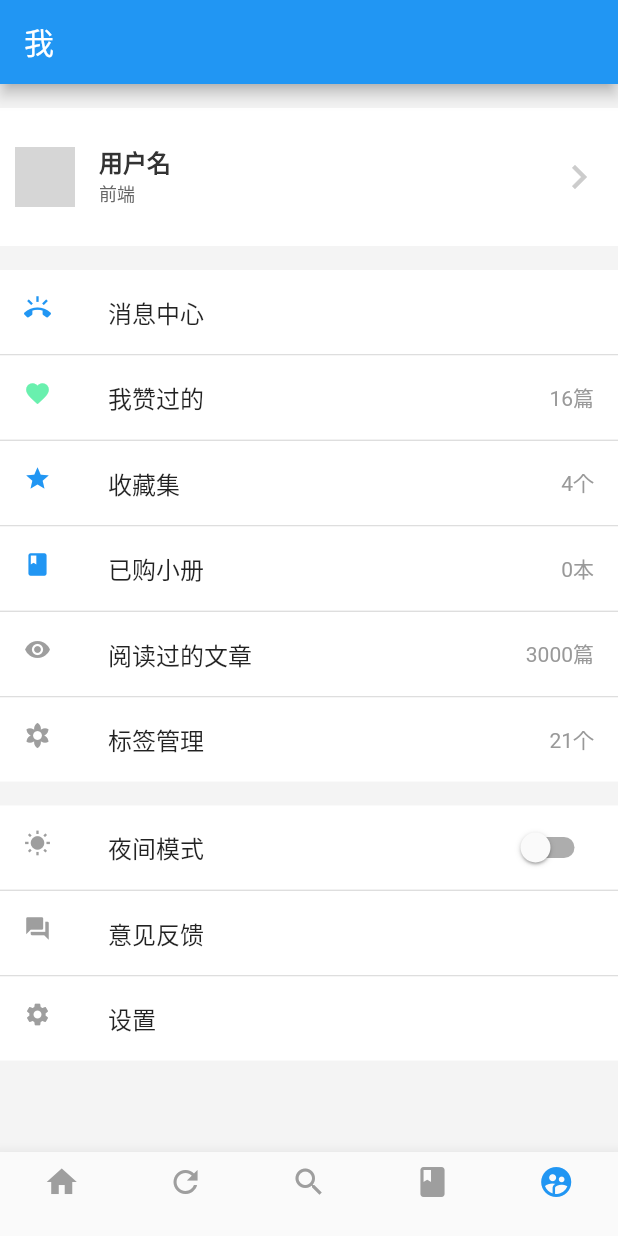
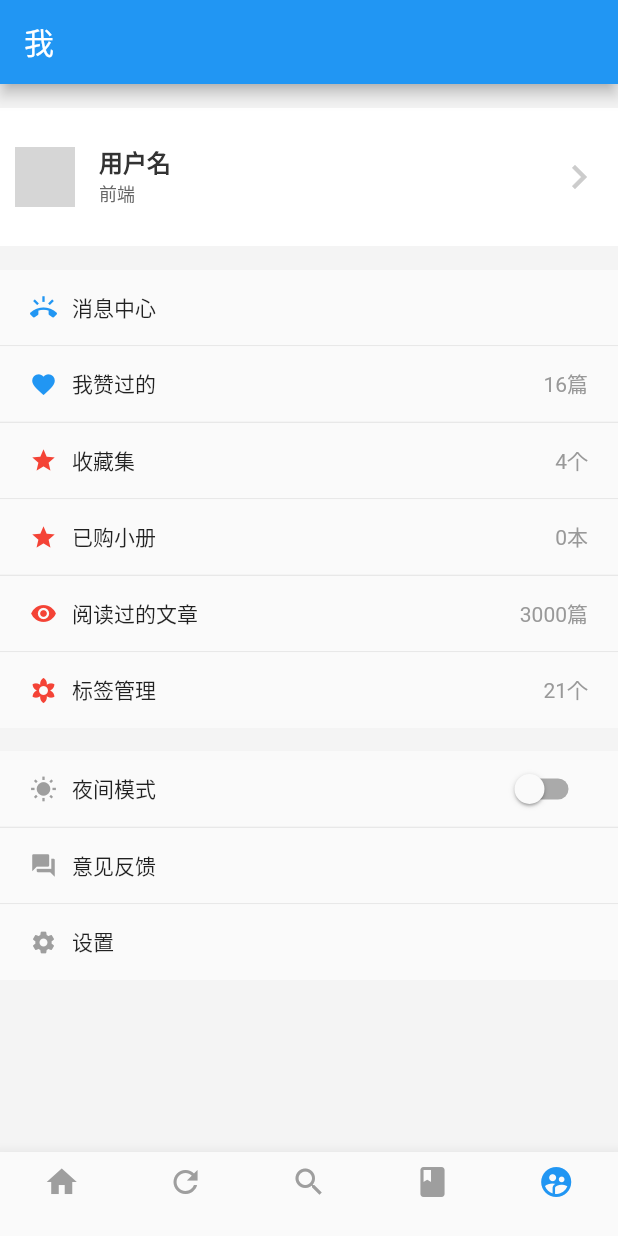
Before and after one commit to JunIce/juejin_flutter_ui, a Flutter app: the screen it shows after launch, item 5 of the bottom bar chosen, on a phone screen of 412 x 824 dp. Run offline on Flutter 3.47's test engine with Material 2 defaults, Android fonts, the phone set to English and light mode, and no system bars; our stand-ins replace dio, fluttertoast, webview_flutter; network calls fail; grey boxes are pictures that could not be loaded.

Commit message:
关注页 我点赞的 设置页 浏览文章历史页

```diff
--- a/lib/juejin_home.dart
+++ b/lib/juejin_home.dart
@@ -1,10 +1,7 @@
 import 'package:flutter/material.dart';
-import 'package:flutter_app/pages/activity/activity.dart';
-import 'package:flutter_app/pages/book-detail/index.dart';
 import 'package:flutter_app/pages/book/book.dart';
-import 'package:flutter_app/pages/collection/index.dart';
+import 'package:flutter_app/pages/me-collection/index.dart';
 import 'package:flutter_app/pages/me/me.dart';
-import 'package:flutter_app/pages/share-article/index.dart';
 import 'package:flutter_app/pages/user/personal.dart';
 import 'pages/home/index.dart';
 import 'pages/society_page.dart';
--- /dev/null
+++ b/lib/pages/me-setting/me-item.dart
@@ -0,0 +1,74 @@
+import 'package:flutter/material.dart';
+
+
+class MeListItem extends StatelessWidget {
+  final IconData icon;
+  final double iconGap;
+  final String title;
+  final dynamic trailing;
+  final double iconSize;
+  final Color iconColor;
+  final Function onTap;
+  final double height;
+  const MeListItem(
+      {Key key,
+        this.icon,
+        this.title,
+        this.trailing,
+        this.iconSize = 18,
+        this.iconColor = Colors.blue,
+        @required this.onTap,
+        this.iconGap = 10,
+        this.height = 50})
+      : super(key: key);
+
+  @override
+  Widget build(BuildContext context) {
+    List<Widget> children = [];
+
+    if (icon != null) {
+      children
+        ..add(Icon(
+          icon,
+          size: iconSize,
+          color: iconColor,
+        ))
+        ..add(SizedBox(
+          width: iconGap,
+        ));
+    }
+
+    if (title != null) {
+      children.add(Expanded(child: Text(title)));
+    }
+
+    if (trailing != null) {
+      if (trailing is String) {
+        children.add(Text(
+          trailing,
+          style: TextStyle(color: Color(0xff999999), fontSize: 14),
+        ));
+      }
+
+      if (trailing is Widget) {
+        children.add(trailing);
+      }
+    }
+
+    // TODO: implement build
+    return Material(
+      child: Ink(
+          child: InkWell(
+            onTap: onTap,
+            child: Container(
+              padding: EdgeInsets.symmetric(horizontal: 20),
+              height: height,
+              child: Row(
+                  mainAxisAlignment: MainAxisAlignment.spaceBetween,
+                  crossAxisAlignment: CrossAxisAlignment.center,
+                  children: children),
+            ),
+          )),
+    );
+  }
+}
--- a/lib/pages/me/me.dart
+++ b/lib/pages/me/me.dart
@@ -1,6 +1,9 @@
 import 'package:flutter/material.dart';
-import 'package:flutter_app/pages/collection/index.dart';
-import 'package:flutter_app/pages/setting/index.dart';
+import 'package:flutter_app/pages/me-collection/index.dart';
+import 'package:flutter_app/pages/me-do-like/index.dart';
+import 'package:flutter_app/pages/me-read-articles/index.dart';
+import 'package:flutter_app/pages/me-setting/index.dart';
+import 'package:flutter_app/pages/me-setting/me-item.dart';
 
 class MePage extends StatefulWidget {
   @override
@@ -10,8 +13,7 @@ class MePage extends StatefulWidget {
   }
 }
 
-class _MePage extends State<MePage>{
-
+class _MePage extends State<MePage> {
   bool switchActive = false;
 
   @override
@@ -24,123 +26,149 @@ class _MePage extends State<MePage>{
       backgroundColor: Color(0xfff4f4f4),
       body: ListView(
         children: [
-          SizedBox(height: 16,),
+          SizedBox(
+            height: 16,
+          ),
           Container(
             color: Colors.white,
             child: ListTile(
-              contentPadding: EdgeInsets.only(top: 10, bottom: 10, left: 10, right: 10),
+                contentPadding:
+                    EdgeInsets.only(top: 10, bottom: 10, left: 10, right: 10),
                 leading: CircleAvatar(
-
-                  backgroundImage: NetworkImage("https://user-gold-cdn.xitu.io/2019/9/6/16d024e432ffb853?imageView2/1/w/180/h/180/q/85/format/webp/interlace/1")
+                    backgroundImage: NetworkImage(
+                        "https://user-gold-cdn.xitu.io/2019/9/6/16d024e432ffb853?imageView2/1/w/180/h/180/q/85/format/webp/interlace/1")),
+                title: Text(
+                  "用户名",
+                  style: TextStyle(
+                      fontSize: 16,
+                      color: Color(0xff333333),
+                      fontWeight: FontWeight.bold),
                 ),
-              title: Text("用户名", style: TextStyle(fontSize: 16, color: Color(0xff333333), fontWeight: FontWeight.bold),),
-              subtitle: Text("前端",style: TextStyle(fontSize: 12, color: Color(0xff666666)),),
-                trailing: Icon(Icons.chevron_right, color: Color(0xffcccccc), size: 32,)
+                subtitle: Text(
+                  "前端",
+                  style: TextStyle(fontSize: 12, color: Color(0xff666666)),
                 ),
+                trailing: Icon(
+                  Icons.chevron_right,
+                  color: Color(0xffcccccc),
+                  size: 32,
+                )),
           ),
-
-
-
-          SizedBox(height: 16,),
-
-
-          Container(
-            color: Colors.white,
-            child: ListTile(
-              leading: Icon(Icons.ring_volume, size: 18, color: Colors.blue,),
-              title: Text("消息中心"),
+          SizedBox(
+            height: 16,
           ),
+          renderCard([
+            MeListItem(
+              icon: Icons.ring_volume,
+              title: "消息中心",
+              onTap: () {},
             ),
-          Divider(height: 1,),
-          Container(
-            color: Colors.white,
-            child: ListTile(
-              leading: Icon(Icons.favorite, size: 18, color: Colors.greenAccent,),
-              title: Text("我赞过的"),
-                trailing: Text("16篇", style: TextStyle(color: Color(0xff999999), fontSize: 14),)
+            MeListItem(
+              icon: Icons.favorite,
+              title: "我赞过的",
+              trailing: "16篇",
+              onTap: () {
+                Navigator.of(context)
+                    .push(MaterialPageRoute(builder: (context) {
+                  return MeDoLikePage();
+                }));
+              },
             ),
-          ),
-          Divider(height: 1,),
-          Container(
-              color: Colors.white,
-              child: ListTile(
+            MeListItem(
+              icon: Icons.star,
+              iconColor: Colors.red,
+              title: "收藏集",
+              trailing: "4个",
               onTap: () {
-                  Navigator.of(context).push(MaterialPageRoute(builder: (context) {
+                Navigator.of(context)
+                    .push(MaterialPageRoute(builder: (context) {
                   return CollectionPage();
                 }));
               },
-                  leading: Icon(Icons.star, size: 18, color: Colors.blue,),
-                  title: Text("收藏集"),
-                  trailing: Text("4个", style: TextStyle(color: Color(0xff999999), fontSize: 14),)
             ),
+            MeListItem(
+              icon: Icons.star,
+              iconColor: Colors.red,
+              title: "已购小册",
+              trailing: "0本",
+              onTap: () {},
             ),
-          Divider(height: 1,),
-          Container(
-            color: Colors.white,
-            child: ListTile(
-              leading: Icon(Icons.book, size: 18, color: Colors.blue,),
-              title: Text("已购小册"),
-                trailing: Text("0本", style: TextStyle(color: Color(0xff999999), fontSize: 14),)
+            MeListItem(
+              icon: Icons.remove_red_eye,
+              iconColor: Colors.red,
+              title: "阅读过的文章",
+              trailing: "3000篇",
+              onTap: () {
+                Navigator.of(context)
+                    .push(MaterialPageRoute(builder: (context) {
+                  return ReadArticles();
+                }));
+              },
             ),
+            MeListItem(
+              icon: Icons.filter_vintage,
+              iconColor: Colors.red,
+              title: "标签管理",
+              trailing: "21个",
+              onTap: () {},
+            )
+          ]),
+          SizedBox(
+            height: 16,
           ),
-          Divider(height: 1,),
-          Container(
-            color: Colors.white,
-            child: ListTile(
-              leading: Icon(Icons.remove_red_eye, size: 18, color: Colors.grey,),
-              title: Text("阅读过的文章"),
-                trailing: Text("3000篇", style: TextStyle(color: Color(0xff999999), fontSize: 14),)
-            ),
-          ),
-          Divider(height: 1,),
-          Container(
-            color: Colors.white,
-            child: ListTile(
-                leading: Icon(Icons.filter_vintage, size: 18, color: Colors.grey,),
-                title: Text("标签管理"),
-                trailing: Text("21个", style: TextStyle(color: Color(0xff999999), fontSize: 14),)
-            ),
-          ),
-
-          SizedBox(height: 16,),
-
-
-//          Divider(height: 1,),
-          Container(
-            color: Colors.white,
-            child: ListTile(
-                leading: Icon(Icons.wb_sunny, size: 18, color: Colors.grey,),
-                title: Text("夜间模式"),
-                trailing: Switch(value: switchActive, onChanged: (e){
+          renderCard([
+            MeListItem(
+              icon: Icons.wb_sunny,
+              iconColor: Colors.grey,
+              title: "夜间模式",
+              trailing: Switch(
+                  value: switchActive,
+                  onChanged: (e) {
                     setState(() {
                       switchActive = e;
                     });
                   }),
+              onTap: () {},
             ),
+            MeListItem(
+              icon: Icons.question_answer,
+              iconColor: Colors.grey,
+              title: "意见反馈",
+              onTap: () {},
             ),
-          Divider(height: 1,),
-          Container(
-            color: Colors.white,
-            child: ListTile(
-                leading: Icon(Icons.question_answer, size: 18, color: Colors.grey,),
-                title: Text("意见反馈"),
-            ),
-          ),
-          Divider(height: 1,),
-          Container(
-            color: Colors.white,
-            child: ListTile(
+            MeListItem(
+              icon: Icons.settings,
+              iconColor: Colors.grey,
+              title: "设置",
               onTap: () {
-                  Navigator.of(context).push(MaterialPageRoute(builder: (context) {
+                Navigator.of(context)
+                    .push(MaterialPageRoute(builder: (context) {
                   return SettingPage();
                 }));
               },
-                leading: Icon(Icons.settings, size: 18, color: Colors.grey,),
-                title: Text("设置"),
-            ),
-          ),
+            )
+          ]),
         ],
       ),
     );
   }
+
+  Widget renderCard(List widgets) {
+    List<Widget> list = [];
+
+    for (int i = 0; i < widgets.length; i++) {
+      list
+        ..add(widgets[i])
+        ..add(Divider(
+          height: 1,
+        ));
     }
+    list.removeLast();
+
+    return Container(
+        color: Colors.white,
+        child: Column(
+          children: list.toList(),
+        ));
+  }
+}
```
Also changed, not shown: lib/components/article-list-item.dart (added, +63 -0 lines), lib/pages/me-do-like/index.dart (added, +90 -0 lines), lib/pages/me-read-articles/index.dart (added, +39 -0 lines), lib/pages/me-setting/index.dart (renamed from lib/pages/setting/index.dart, +2 -5 lines), lib/pages/me-collection/index.dart (renamed from lib/pages/collection/index.dart), 1 other file. Lines whose indentation alone changed are shown as unchanged.
